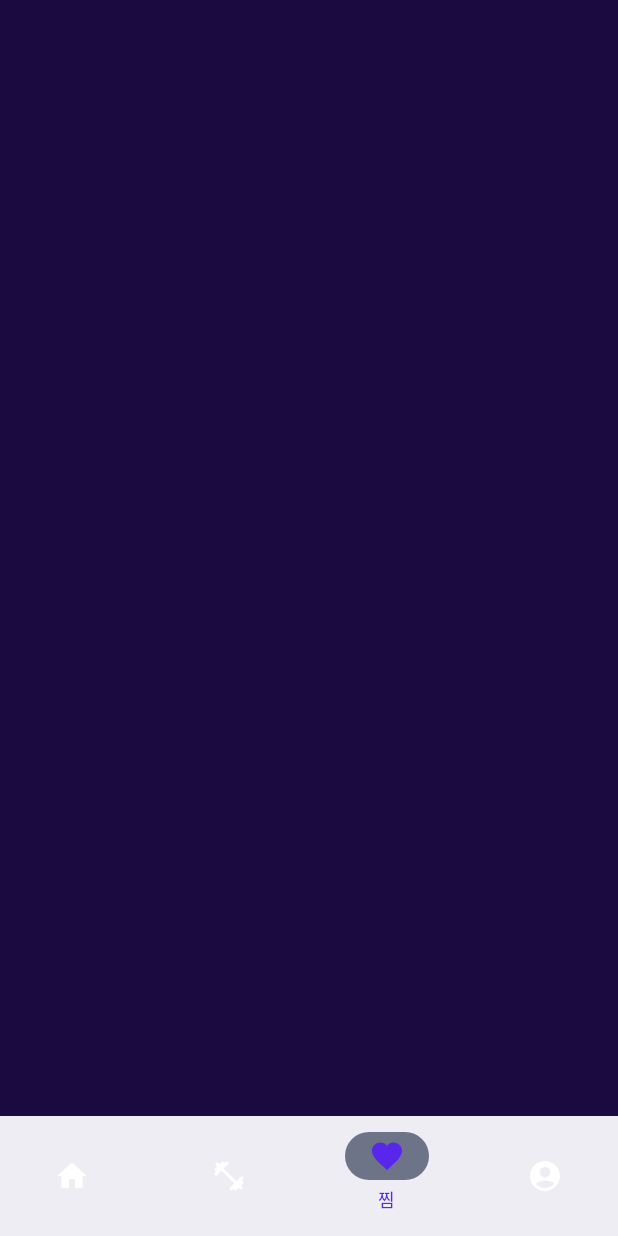
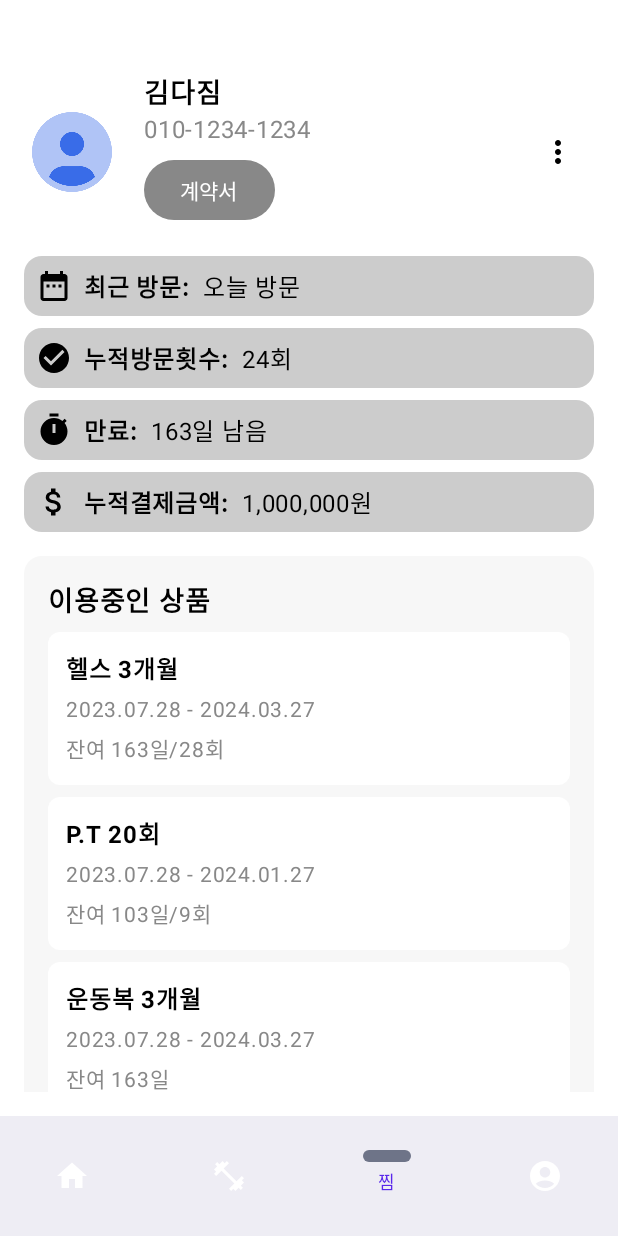
Before and after one commit to HWANGHEEWSUNG/GroupWare, an Android app built with Jetpack Compose: the ProfileScreen screen opened through its navigation route, item 3 of the bottom bar chosen, on a phone screen of 412 x 824 dp. Run offline under Robolectric (Android 15) with nearby library versions, the phone set to English and light mode, and no system bars; pictures from the network do not load.

Commit message:
ProfileScreen수정

```diff
--- a/app/src/main/java/com/example/groupware/MainActivity.kt
+++ b/app/src/main/java/com/example/groupware/MainActivity.kt
@@ -119,7 +119,7 @@ fun BottomNavigationBar(navController: NavHostController) {
     val items = listOf(
         BottomNavItem("홈", "mainScreen"),
         BottomNavItem("운동시설", "gymScreen"),
-        BottomNavItem("찜", "favoriteScreen"),
+        BottomNavItem("찜", "profileScreen"),
         BottomNavItem("마이다짐", "userprofileScreen"),
     )
 
--- a/app/src/main/java/com/example/groupware/profileScreen/ProfileScreen.kt
+++ b/app/src/main/java/com/example/groupware/profileScreen/ProfileScreen.kt
@@ -17,7 +17,9 @@ import androidx.compose.foundation.layout.height
 import androidx.compose.foundation.layout.padding
 import androidx.compose.foundation.layout.size
 import androidx.compose.foundation.layout.width
+import androidx.compose.foundation.rememberScrollState
 import androidx.compose.foundation.shape.CircleShape
+import androidx.compose.foundation.verticalScroll
 import androidx.compose.material.icons.Icons
 import androidx.compose.material.icons.filled.AttachMoney
 import androidx.compose.material.icons.filled.CheckCircle
@@ -45,11 +47,9 @@ import androidx.compose.ui.graphics.Color
 import androidx.compose.ui.graphics.vector.ImageVector
 import androidx.compose.ui.res.painterResource
 import androidx.compose.ui.text.font.FontWeight
-import androidx.compose.ui.tooling.preview.Preview
 import androidx.compose.ui.unit.dp
 import androidx.compose.ui.unit.sp
 import androidx.navigation.NavController
-import androidx.navigation.compose.rememberNavController
 import coil.compose.rememberImagePainter
 import com.example.groupware.R
 
@@ -57,28 +57,40 @@ import com.example.groupware.R
 fun ProfileScreen(navController: NavController) {
     var selectedImageUri by remember { mutableStateOf<Uri?>(null) }
 
+    // Image picker launcher
     val launcher = rememberLauncherForActivityResult(
         contract = ActivityResultContracts.GetContent()
     ) { uri: Uri? ->
         selectedImageUri = uri
     }
 
+    // Adding vertical scroll
     Box(
         modifier = Modifier
             .fillMaxSize()
-            .background(Color(0xFF1B0A40))
+            .background(Color.White)
             .padding(16.dp)
     ) {
-        Column {
+        Column(
+            modifier = Modifier.verticalScroll(rememberScrollState()) // Scrollable column
+        ) {
             Spacer(modifier = Modifier.height(32.dp))
+
+            // User info section
             UserInfo(selectedImageUri) {
                 launcher.launch("image/*")
             }
             Spacer(modifier = Modifier.height(16.dp))
+
+            // User status section
             UserStatus()
             Spacer(modifier = Modifier.height(16.dp))
+
+            // User products section
             UserProducts()
             Spacer(modifier = Modifier.height(16.dp))
+
+            // Actions section
             Actions()
         }
     }
@@ -90,6 +102,7 @@ fun UserInfo(selectedImageUri: Uri?, onImageClick: () -> Unit) {
     var name by remember { mutableStateOf("김다짐") }
     var phoneNumber by remember { mutableStateOf("010-1234-1234") }
 
+    // Edit user info dialog
     if (showDialog) {
         EditUserInfoDialog(
             currentName = name,
@@ -104,6 +117,7 @@ fun UserInfo(selectedImageUri: Uri?, onImageClick: () -> Unit) {
     }
 
     Row(verticalAlignment = Alignment.CenterVertically) {
+        // User profile image
         if (selectedImageUri != null) {
             Image(
                 painter = rememberImagePainter(selectedImageUri),
@@ -123,12 +137,15 @@ fun UserInfo(selectedImageUri: Uri?, onImageClick: () -> Unit) {
                     .clickable(onClick = onImageClick)
             )
         }
+
         Spacer(modifier = Modifier.width(16.dp))
+
+        // User name and phone number
         Column(modifier = Modifier.weight(1f)) {
-            Text(text = name, fontWeight = FontWeight.Bold, fontSize = 18.sp, color = Color.White)
+            Text(text = name, fontWeight = FontWeight.Bold, fontSize = 18.sp, color = Color.Black)
             Text(text = phoneNumber, color = Color.Gray)
             Button(
-                onClick = { /* 아무런 기능이 없도록 설정 */ },
+                onClick = { /* No action as per requirement */ },
                 colors = ButtonDefaults.buttonColors(
                     containerColor = Color.Gray
                 ),
@@ -137,8 +154,10 @@ fun UserInfo(selectedImageUri: Uri?, onImageClick: () -> Unit) {
                 Text(text = "계약서", color = Color.White)
             }
         }
+
+        // Edit button
         IconButton(onClick = { showDialog = true }) {
-            Icon(imageVector = Icons.Default.MoreVert, contentDescription = null, tint = Color.White)
+            Icon(imageVector = Icons.Default.MoreVert, contentDescription = null, tint = Color.Black)
         }
     }
 }
@@ -153,6 +172,7 @@ fun EditUserInfoDialog(
     var name by remember { mutableStateOf(currentName) }
     var phoneNumber by remember { mutableStateOf(currentPhoneNumber) }
 
+    // Dialog for editing user info
     AlertDialog(
         onDismissRequest = onDismiss,
         title = { Text(text = "Edit User Info") },
@@ -185,9 +205,9 @@ fun EditUserInfoDialog(
 
 @Composable
 fun UserStatus() {
+    // User status section
     Column(
-        modifier = Modifier
-            .fillMaxWidth()
+        modifier = Modifier.fillMaxWidth()
     ) {
         StatusItem(label = "최근 방문", value = "오늘 방문", icon = Icons.Default.DateRange)
         Spacer(modifier = Modifier.height(8.dp))
@@ -230,31 +250,74 @@ fun StatusItem(label: String, value: String, icon: ImageVector) {
 
 @Composable
 fun UserProducts() {
+    // User products section with improved readability and no gray border
     Column(
         modifier = Modifier
             .fillMaxWidth()
-            .background(Color.White, shape = MaterialTheme.shapes.medium)
+            .background(Color(0xFFF7F7F7), shape = MaterialTheme.shapes.medium) // Light grey background for the section
             .padding(16.dp)
     ) {
-        Text(text = "이용중인 상품", fontWeight = FontWeight.Bold, fontSize = 16.sp)
+        Text(text = "이용중인 상품", fontWeight = FontWeight.Bold,color = Color.Black, fontSize = 18.sp)
         Spacer(modifier = Modifier.height(8.dp))
-        ProductItem(name = "헬스 3개월", duration = "2023.07.28 - 2024.03.27", progress = "잔여 163일/28회")
-        ProductItem(name = "P.T 20회", duration = "2023.07.28 - 2024.01.27", progress = "잔여 103일/9회")
-        ProductItem(name = "운동복 3개월", duration = "2023.07.28 - 2024.03.27", progress = "잔여 163일")
+
+        // Product items
+        ProductItem(
+            name = "헬스 3개월",
+            duration = "2023.07.28 - 2024.03.27",
+            progress = "잔여 163일/28회"
+        )
+        Spacer(modifier = Modifier.height(8.dp))
+
+        ProductItem(
+            name = "P.T 20회",
+            duration = "2023.07.28 - 2024.01.27",
+            progress = "잔여 103일/9회"
+        )
+        Spacer(modifier = Modifier.height(8.dp))
+
+        ProductItem(
+            name = "운동복 3개월",
+            duration = "2023.07.28 - 2024.03.27",
+            progress = "잔여 163일"
+        )
     }
 }
 
 @Composable
 fun ProductItem(name: String, duration: String, progress: String) {
-    Column(modifier = Modifier.padding(vertical = 8.dp)) {
-        Text(text = name, fontWeight = FontWeight.Bold)
-        Text(text = duration, color = Color.Gray)
-        Text(text = progress, color = Color.Gray)
+    // Individual product item box without gray border
+    Column(
+        modifier = Modifier
+            .fillMaxWidth()
+            .background(Color.White, shape = MaterialTheme.shapes.small) // White background for product items
+            .padding(12.dp) // Padding for better spacing
+    ) {
+        Text(
+            text = name,
+            fontWeight = FontWeight.Bold,
+            fontSize = 16.sp,
+            color = Color.Black
+        )
+        Spacer(modifier = Modifier.height(4.dp))
+
+        Text(
+            text = duration,
+            fontSize = 14.sp,
+            color = Color.Gray
+        )
+        Spacer(modifier = Modifier.height(2.dp))
+
+        Text(
+            text = progress,
+            fontSize = 14.sp,
+            color = Color.Gray
+        )
     }
 }
 
 @Composable
 fun Actions() {
+    // Actions section
     Row(modifier = Modifier.fillMaxWidth(), horizontalArrangement = Arrangement.SpaceEvenly) {
         Button(onClick = { /* TODO: Payment link */ }) {
             Text(text = "결제링크 전송하기")
@@ -267,6 +330,7 @@ fun Actions() {
 
 @Composable
 fun ContractScreen() {
+    // Contract screen content
     Box(
         modifier = Modifier
             .fillMaxSize()
@@ -277,10 +341,3 @@ fun ContractScreen() {
         Text(text = "계약서 내용이 여기에 표시됩니다.", fontSize = 18.sp)
     }
 }
-//
-//@Preview(showBackground = true)
-//@Composable
-//fun PreviewProfileScreen() {
-//    ProfileScreen(navController = rememberNavController())
-//}
-//
```
